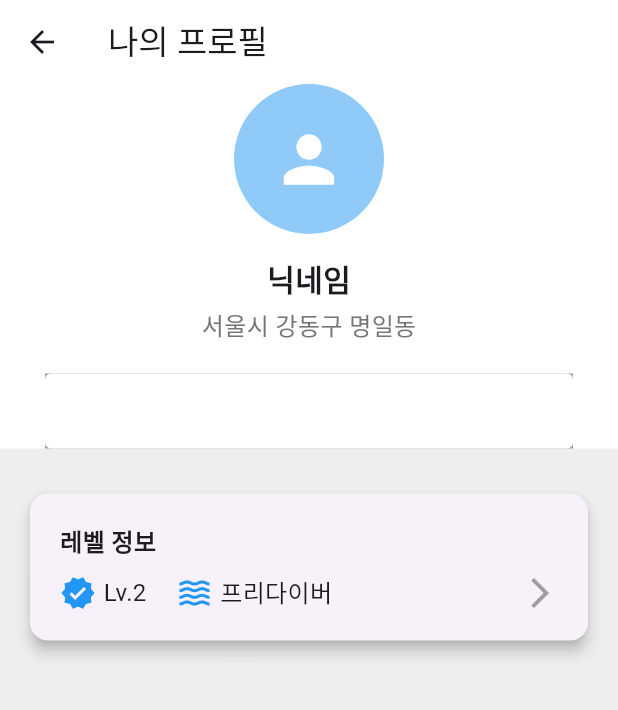
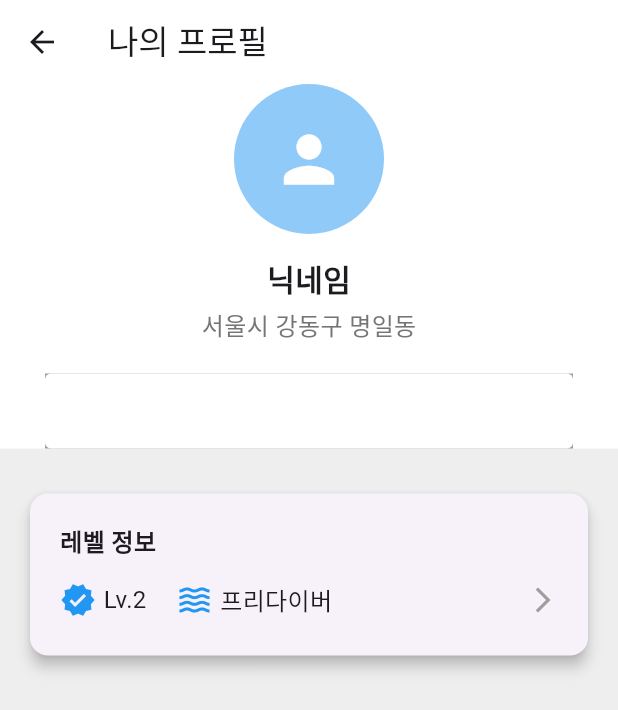
Before and after one commit to matthewKang6263/flutter_application_seau, a Flutter app: the MyPage screen opened directly, on a phone screen of 412 x 824 dp. Shown: the top 710 px of the screen. Run offline on Flutter 3.47's test engine with Material 3 defaults, Android fonts, the phone set to English and light mode, and no system bars; our stand-ins replace flutter_riverpod; project files that could hold a hidden picture were left out.

Commit message:
<feat>(infocard): 프로필 카드 위젯 변수 수정 및 다이빙 정보 카드 수정

```diff
--- a/lib/ui/pages/mypage/my_page.dart
+++ b/lib/ui/pages/mypage/my_page.dart
@@ -71,10 +71,36 @@ class MyPage extends StatelessWidget {
             // 레벨 정보 카드
             InfoCard(
               title: '레벨 정보',
-              icon1: Icons.verified,
-              text1: 'Lv.2',
-              icon2: Icons.waves,
-              text2: '프리다이버',
+              content: Padding(
+                padding: EdgeInsets.symmetric(vertical: 5),
+                child: Row(
+                  children: [
+                    // 첫 번째 아이콘과 텍스트
+                    Row(
+                      children: [
+                        Icon(Icons.verified, color: Colors.blue),
+                        SizedBox(width: 5),
+                        Text(
+                          'Lv.2',
+                          style: TextStyle(fontSize: 16),
+                        ),
+                      ],
+                    ),
+                    SizedBox(width: 20),
+                    // 두 번째 아이콘과 텍스트
+                    Row(
+                      children: [
+                        Icon(Icons.waves, color: Colors.blue),
+                        SizedBox(width: 5),
+                        Text(
+                          '프리다이버',
+                          style: TextStyle(fontSize: 16),
+                        ),
+                      ],
+                    ),
+                  ],
+                ),
+              ),
               onTap: () {
                 Navigator.push(
                   context,
--- a/lib/ui/pages/mypage/widgets/info_card.dart
+++ b/lib/ui/pages/mypage/widgets/info_card.dart
@@ -2,19 +2,13 @@ import 'package:flutter/material.dart';
 
 class InfoCard extends StatelessWidget {
   final String title;
-  final IconData icon1;
-  final String text1;
-  final IconData icon2;
-  final String text2;
+  final Widget content;
   final VoidCallback onTap;
 
   const InfoCard({
     super.key,
     required this.title,
-    required this.icon1,
-    required this.text1,
-    required this.icon2,
-    required this.text2,
+    required this.content,
     required this.onTap,
   });
 
@@ -23,7 +17,7 @@ class InfoCard extends StatelessWidget {
     return GestureDetector(
       onTap: onTap,
       child: Card(
-        elevation: 4, // 카드 전체에 그림자 적용
+        elevation: 4, // 부드러운 그림자 효과
         margin: EdgeInsets.symmetric(horizontal: 20, vertical: 10),
         shape: RoundedRectangleBorder(
           borderRadius: BorderRadius.circular(12),
@@ -33,7 +27,7 @@ class InfoCard extends StatelessWidget {
           child: Column(
             crossAxisAlignment: CrossAxisAlignment.start,
             children: [
-              // 제목
+              // 1. 카드 제목
               Text(
                 title,
                 style: TextStyle(
@@ -42,28 +36,20 @@ class InfoCard extends StatelessWidget {
                 ),
               ),
               SizedBox(height: 10),
-              // 아이콘과 텍스트가 있는 Row
               Row(
                 mainAxisAlignment: MainAxisAlignment.spaceBetween,
+                // 콘텐츠와 화살표를 세로 중앙 정렬
                 children: [
-                  Row(
-                    children: [
-                      Icon(icon1, color: Colors.blue),
-                      SizedBox(width: 5),
-                      Text(
-                        text1,
-                        style: TextStyle(fontSize: 16),
-                      ),
-                      SizedBox(width: 20),
-                      Icon(icon2, color: Colors.blue),
-                      SizedBox(width: 5),
-                      Text(
-                        text2,
-                        style: TextStyle(fontSize: 16),
-                      ),
-                    ],
+                  // 2. 콘텐츠
+                  Expanded(
+                    child: content,
                   ),
-                  Icon(Icons.arrow_forward_ios, color: Colors.grey),
+                  // 3. 화살표 아이콘
+                  Icon(
+                    Icons.arrow_forward_ios,
+                    color: Colors.grey,
+                    size: 20,
+                  ),
                 ],
               ),
             ],
```
